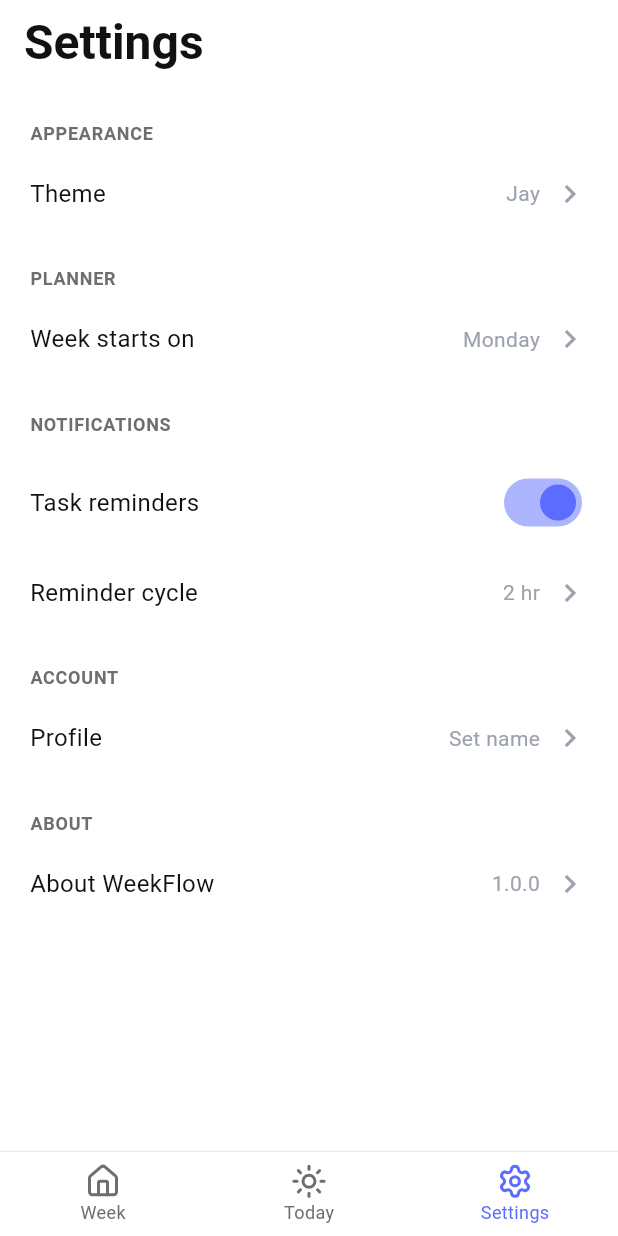
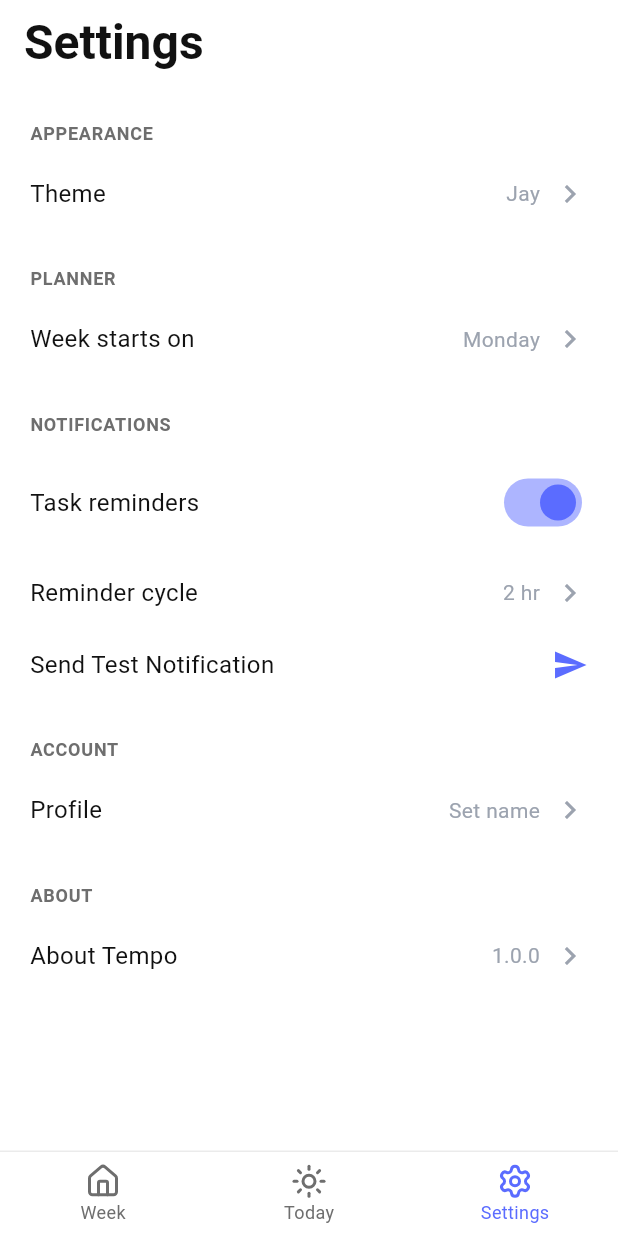
Before and after one commit to SayedAfrasS/Tempo, a Flutter app: the screen it shows after launch, item 3 of the bottom bar chosen, on a phone screen of 412 x 824 dp. Run offline on Flutter 3.47's test engine with Material 3 defaults, Android fonts, the phone set to English and light mode, and no system bars; our stand-ins replace flutter_local_notifications, flutter_timezone, lucide_icons, shared_preferences, timezone.

Commit message:
Solving the notification issue

```diff
--- a/lib/features/settings/presentation/settings_screen.dart
+++ b/lib/features/settings/presentation/settings_screen.dart
@@ -1,6 +1,7 @@
 import 'package:flutter/material.dart';
 import 'package:provider/provider.dart';
 import '../../../core/theme/app_theme.dart';
+import '../../../core/services/notification_service.dart';
 import '../../../providers/settings_provider.dart';
 import '../../../shared/widgets/settings_tile.dart';
 import '../../../shared/widgets/theme_picker_bottom_sheet.dart';
@@ -12,6 +13,7 @@ class SettingsScreen extends StatelessWidget {
   @override
   Widget build(BuildContext context) {
     final ext = Theme.of(context).extension<AppThemeExtension>()!;
+    final primary = Theme.of(context).primaryColor; // <-- ADDED THIS
 
     return Scaffold(
       backgroundColor: ext.background,
@@ -64,6 +66,16 @@ class SettingsScreen extends StatelessWidget {
                   onTap: () => _showSheet(context, const ReminderCyclePickerSheet()),
                 ),
 
+              // 🎯 ADDED TEST BUTTON HERE
+              if (settings.taskReminders)
+                SettingsTile(
+                  title: 'Send Test Notification',
+                  trailing: Icon(Icons.send, color: primary),
+                  onTap: () async {
+                    await NotificationService.instance.showTestNotification();
+                  },
+                ),
+
               // ACCOUNT
               const SettingsSectionHeader(title: 'ACCOUNT'),
               SettingsTile(
@@ -78,7 +90,7 @@ class SettingsScreen extends StatelessWidget {
               // ABOUT
               const SettingsSectionHeader(title: 'ABOUT'),
               SettingsTile(
-                title: 'About WeekFlow',
+                title: 'About Tempo',
                 trailing: _trailingText(context, '1.0.0'),
                 onTap: () => _showSheet(context, const AboutWeekFlowSheet()),
               ),
```
Also changed, not shown: lib/core/services/notification_service.dart (+25 -7 lines).
